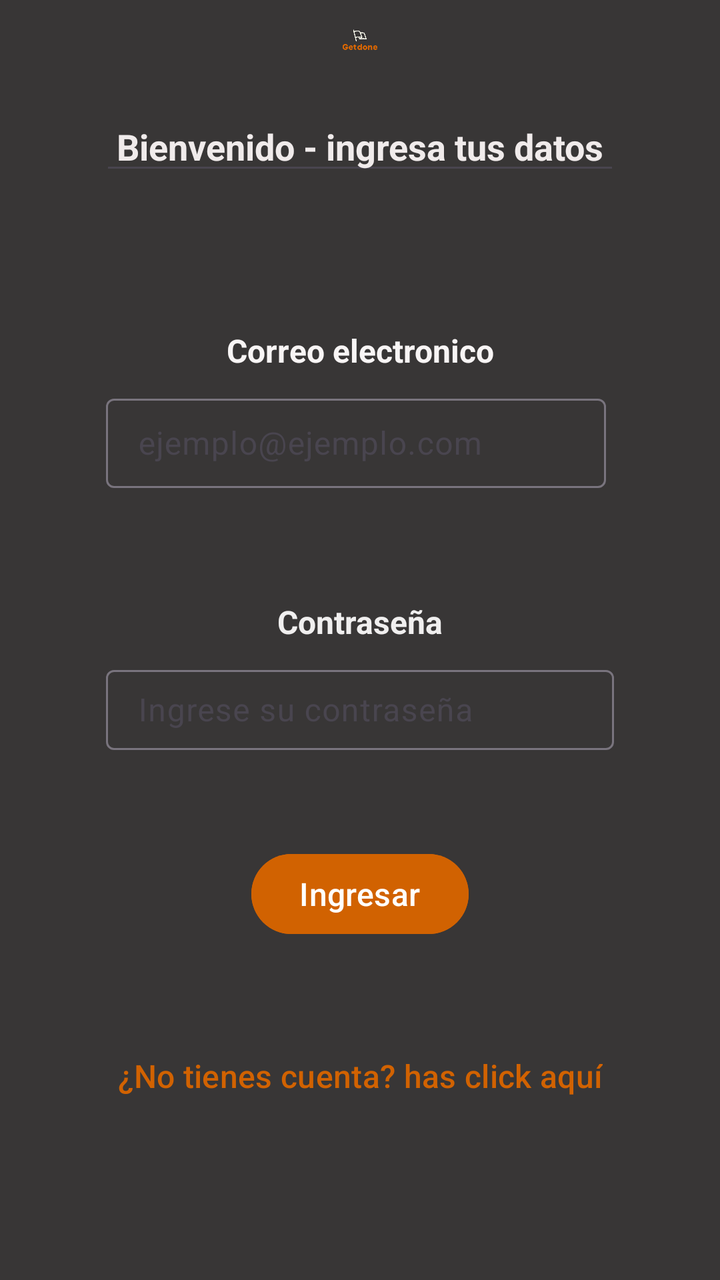
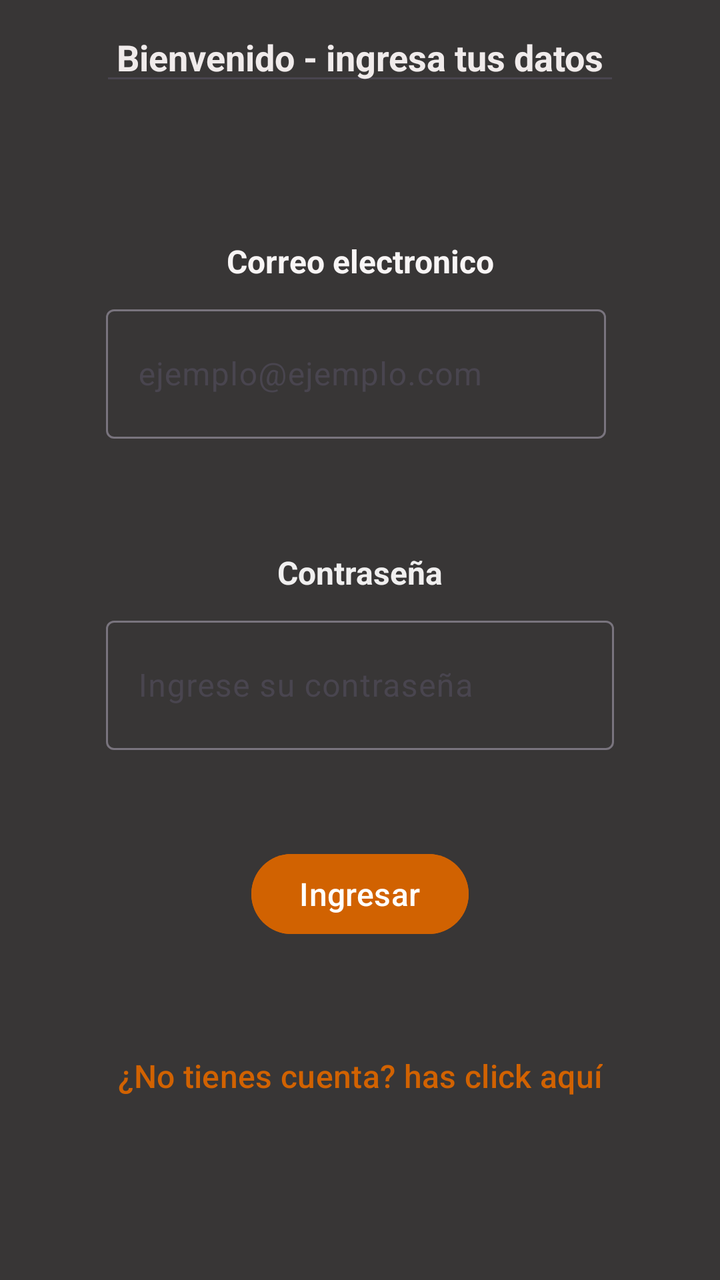

Before-and-after screenshots of an Android layout around one commit, followed by the original layout XML and the change that was made.
<!-- AndroidManifest.xml: application theme Theme.GetDone -->
<!-- res/layout/activity_login.xml -->
<?xml version="1.0" encoding="utf-8"?>
<androidx.constraintlayout.widget.ConstraintLayout xmlns:android="http://schemas.android.com/apk/res/android"
    xmlns:app="http://schemas.android.com/apk/res-auto"
    xmlns:tools="http://schemas.android.com/tools"
    android:id="@+id/nuevo_correo_usuario"
    android:layout_width="match_parent"
    android:layout_height="match_parent"
    android:background="#383636"
    tools:context=".LoginActivity">

    <Button
        android:id="@+id/boton_login"
        android:layout_width="wrap_content"
        android:layout_height="wrap_content"
        android:layout_marginBottom="43dp"
        android:backgroundTint="#D16201"
        android:text="Ingresar"
        android:onClick="ir_activity_main"
        android:textAlignment="viewStart"
        android:textColor="@color/white"
        android:textSize="16sp"
        app:layout_constraintBottom_toTopOf="@+id/crear_cuenta"
        app:layout_constraintEnd_toEndOf="parent"
        app:layout_constraintStart_toStartOf="parent"
        app:layout_constraintTop_toBottomOf="@+id/password_layout"
        app:rippleColor="#F8F4F4" />

    <com.google.android.material.textfield.TextInputLayout
        android:id="@+id/textInputLayout2"
        android:layout_width="0dp"
        android:layout_height="wrap_content"
        android:layout_marginStart="1dp"
        android:layout_marginEnd="1dp"
        android:layout_marginBottom="18dp"
        app:layout_constraintBottom_toTopOf="@+id/msg_bienvenida"
        app:layout_constraintEnd_toEndOf="parent"
        app:layout_constraintStart_toStartOf="parent"
        app:layout_constraintTop_toBottomOf="@+id/img_encabezado" />

    <ImageView
        android:id="@+id/img_encabezado"
        android:layout_width="198dp"
        android:layout_height="0dp"
        android:layout_marginTop="8dp"
        android:visibility="visible"
        app:layout_constraintBottom_toTopOf="@+id/textInputLayout2"
        app:layout_constraintEnd_toEndOf="parent"
        app:layout_constraintStart_toStartOf="parent"
        app:layout_constraintTop_toTopOf="parent"
        app:srcCompat="@drawable/getdonenb1" />

    <EditText
        android:id="@+id/msg_bienvenida"
        android:layout_width="0dp"
        android:layout_height="wrap_content"
        android:layout_marginStart="50dp"
        android:layout_marginEnd="50dp"
        android:layout_marginBottom="72dp"
        android:ems="10"
        android:inputType="text"
        android:text="Bienvenido - ingresa tus datos"
        android:textAlignment="center"
        android:textColor="#F0EBEB"
        android:textStyle="bold"
        app:layout_constraintBottom_toTopOf="@+id/textView"
        app:layout_constraintEnd_toEndOf="parent"
        app:layout_constraintHorizontal_bias="0.493"
        app:layout_constraintStart_toStartOf="parent"
        app:layout_constraintTop_toBottomOf="@+id/textInputLayout2" />

    <com.google.android.material.textfield.TextInputLayout
        android:id="@+id/correo_layout"
        android:layout_width="254dp"
        android:layout_height="50dp"
        android:layout_marginBottom="56dp"
        app:layout_constraintBottom_toTopOf="@+id/textView2"
        app:layout_constraintEnd_toEndOf="parent"
        app:layout_constraintStart_toStartOf="parent"
        app:layout_constraintTop_toBottomOf="@+id/textView">

        <com.google.android.material.textfield.TextInputEditText
            android:id="@+id/correo_usuario"
            android:layout_width="250dp"
            android:layout_height="match_parent"
            android:hint="ejemplo@ejemplo.com"
            android:textAlignment="viewStart" />
    </com.google.android.material.textfield.TextInputLayout>

    <TextView
        android:id="@+id/textView"
        android:layout_width="wrap_content"
        android:layout_height="wrap_content"
        android:layout_marginBottom="8dp"
        android:text="Correo electronico"
        android:textColor="#F8F5F5"
        android:textSize="16sp"
        android:textStyle="bold"
        app:layout_constraintBottom_toTopOf="@+id/correo_layout"
        app:layout_constraintEnd_toEndOf="@+id/correo_layout"
        app:layout_constraintStart_toStartOf="@+id/correo_layout"
        app:layout_constraintTop_toBottomOf="@+id/msg_bienvenida" />

    <com.google.android.material.textfield.TextInputLayout
        android:id="@+id/password_layout"
        android:layout_width="254dp"
        android:layout_height="wrap_content"
        android:layout_marginBottom="48dp"
        app:layout_constraintBottom_toTopOf="@+id/boton_login"
        app:layout_constraintEnd_toEndOf="parent"
        app:layout_constraintStart_toStartOf="parent"
        app:layout_constraintTop_toBottomOf="@+id/textView2">

        <com.google.android.material.textfield.TextInputEditText
            android:id="@+id/password_usuario"
            android:layout_width="match_parent"
            android:layout_height="40dp"
            android:hint="Ingrese su contraseña" />
    </com.google.android.material.textfield.TextInputLayout>

    <TextView
        android:id="@+id/textView2"
        android:layout_width="wrap_content"
        android:layout_height="wrap_content"
        android:layout_marginBottom="8dp"
        android:text="Contraseña"
        android:textColor="#F0EFEF"
        android:textSize="16sp"
        android:textStyle="bold"
        app:layout_constraintBottom_toTopOf="@+id/password_layout"
        app:layout_constraintEnd_toEndOf="@+id/password_layout"
        app:layout_constraintStart_toStartOf="@+id/password_layout"
        app:layout_constraintTop_toBottomOf="@+id/correo_layout" />

    <Button
        android:id="@+id/crear_cuenta"
        android:layout_width="wrap_content"
        android:layout_height="wrap_content"
        android:layout_marginStart="73dp"
        android:layout_marginEnd="73dp"
        android:layout_marginBottom="78dp"
        android:background="@android:color/transparent"
        android:text="¿No tienes cuenta? has click aquí"
        android:onClick="ir_activity_singup"
        android:textColor="#D16201"
        android:textSize="16sp"
        app:layout_constraintBottom_toBottomOf="parent"
        app:layout_constraintEnd_toEndOf="parent"
        app:layout_constraintStart_toStartOf="parent"
        app:layout_constraintTop_toBottomOf="@+id/boton_login" />

</androidx.constraintlayout.widget.ConstraintLayout>
<!-- resources referenced by this layout -->
<resources>
  <color name="white">#FFFFFFFF</color>
  <!-- drawable getdonenb1: png bitmap (drawable-mdpi, 19308 bytes) -->
  <style name="Theme.GetDone" parent="Base.Theme.GetDone" />
  <style name="Base.Theme.GetDone" parent="Theme.Material3.DayNight.NoActionBar">
          
          
      </style>
</resources>

<!-- the commit's change to res/layout/activity_login.xml (unified diff, before → after) -->
@@ -71,7 +71,7 @@
     <com.google.android.material.textfield.TextInputLayout
         android:id="@+id/correo_layout"
         android:layout_width="254dp"
-        android:layout_height="50dp"
+        android:layout_height="70dp"
         android:layout_marginBottom="56dp"
         app:layout_constraintBottom_toTopOf="@+id/textView2"
         app:layout_constraintEnd_toEndOf="parent"
@@ -103,7 +103,7 @@
     <com.google.android.material.textfield.TextInputLayout
         android:id="@+id/password_layout"
         android:layout_width="254dp"
-        android:layout_height="wrap_content"
+        android:layout_height="70dp"
         android:layout_marginBottom="48dp"
         app:layout_constraintBottom_toTopOf="@+id/boton_login"
         app:layout_constraintEnd_toEndOf="parent"
@@ -113,7 +113,8 @@
         <com.google.android.material.textfield.TextInputEditText
             android:id="@+id/password_usuario"
             android:layout_width="match_parent"
-            android:layout_height="40dp"
+            android:layout_height="match_parent"
+            android:inputType="textPassword"
             android:hint="Ingrese su contraseña" />
     </com.google.android.material.textfield.TextInputLayout>
 
